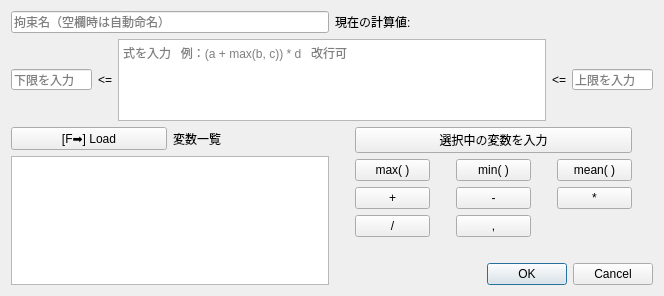
First picture: the form in pyfemtet_opt_gui/ui/Dialog_cns_edit.ui, repository pyfemtet/pyfemtet-opt-gui, before the edit.
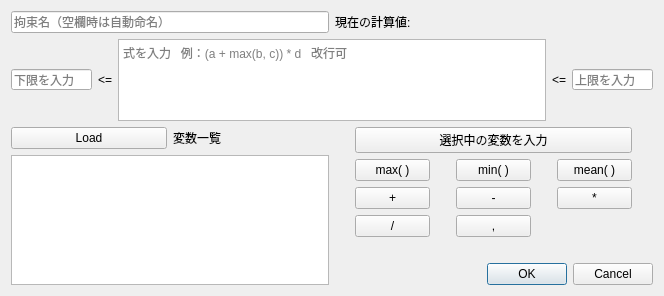
Second picture: the form after the edit. Icons and pictures are not drawn.

The edit to the form file:
```diff
--- a/pyfemtet_opt_gui/ui/Dialog_cns_edit.ui
+++ b/pyfemtet_opt_gui/ui/Dialog_cns_edit.ui
@@ -32,7 +32,10 @@
      <item row="0" column="0">
       <widget class="QPushButton" name="pushButton_load_var">
        <property name="text">
-        <string>[F➡] Load</string>
+        <string>Load</string>
+       </property>
+       <property name="icon">
+        <iconset theme="QIcon::ThemeIcon::GoDown"/>
        </property>
       </widget>
      </item>
```
